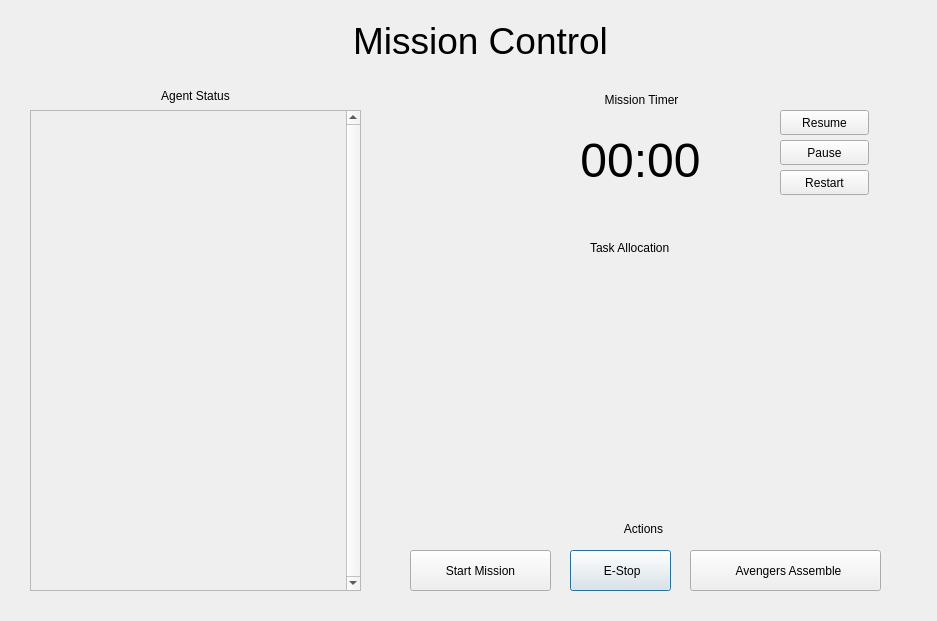
The window that src/robosar_gui.ui (MRSD-Team-RoboSAR/robosar_gui) describes before a commit, drawn with Qt 5.
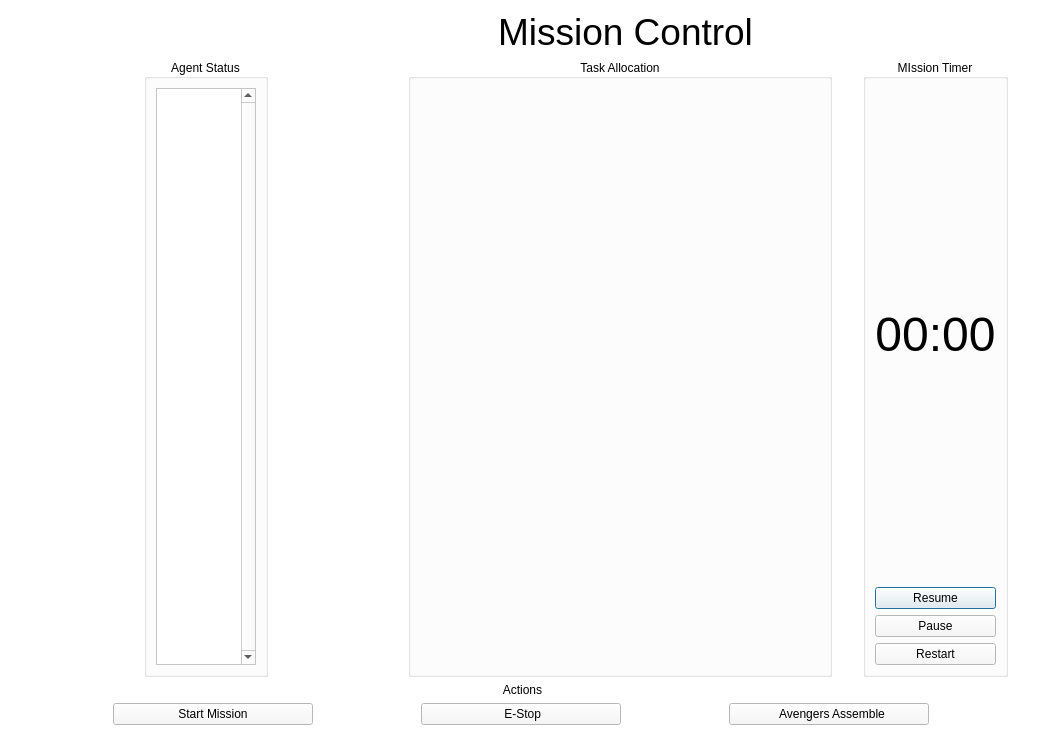
The same window after the commit. Icons and pictures are not drawn.

Commit message: change to layouts for window resizing

Diff of the .ui file:
```diff
--- a/src/robosar_gui.ui
+++ b/src/robosar_gui.ui
@@ -6,44 +6,148 @@
    <rect>
     <x>0</x>
     <y>0</y>
-    <width>937</width>
-    <height>621</height>
+    <width>1045</width>
+    <height>736</height>
    </rect>
   </property>
+  <property name="palette">
+   <palette>
+    <active>
+     <colorrole role="Button">
+      <brush brushstyle="SolidPattern">
+       <color alpha="255">
+        <red>247</red>
+        <green>247</green>
+        <blue>247</blue>
+       </color>
+      </brush>
+     </colorrole>
+     <colorrole role="Base">
+      <brush brushstyle="SolidPattern">
+       <color alpha="255">
+        <red>255</red>
+        <green>255</green>
+        <blue>255</blue>
+       </color>
+      </brush>
+     </colorrole>
+     <colorrole role="Window">
+      <brush brushstyle="SolidPattern">
+       <color alpha="255">
+        <red>255</red>
+        <green>255</green>
+        <blue>255</blue>
+       </color>
+      </brush>
+     </colorrole>
+    </active>
+    <inactive>
+     <colorrole role="Button">
+      <brush brushstyle="SolidPattern">
+       <color alpha="255">
+        <red>247</red>
+        <green>247</green>
+        <blue>247</blue>
+       </color>
+      </brush>
+     </colorrole>
+     <colorrole role="Base">
+      <brush brushstyle="SolidPattern">
+       <color alpha="255">
+        <red>255</red>
+        <green>255</green>
+        <blue>255</blue>
+       </color>
+      </brush>
+     </colorrole>
+     <colorrole role="Window">
+      <brush brushstyle="SolidPattern">
+       <color alpha="255">
+        <red>255</red>
+        <green>255</green>
+        <blue>255</blue>
+       </color>
+      </brush>
+     </colorrole>
+    </inactive>
+    <disabled>
+     <colorrole role="Button">
+      <brush brushstyle="SolidPattern">
+       <color alpha="255">
+        <red>247</red>
+        <green>247</green>
+        <blue>247</blue>
+       </color>
+      </brush>
+     </colorrole>
+     <colorrole role="Base">
+      <brush brushstyle="SolidPattern">
+       <color alpha="255">
+        <red>255</red>
+        <green>255</green>
+        <blue>255</blue>
+       </color>
+      </brush>
+     </colorrole>
+     <colorrole role="Window">
+      <brush brushstyle="SolidPattern">
+       <color alpha="255">
+        <red>255</red>
+        <green>255</green>
+        <blue>255</blue>
+       </color>
+      </brush>
+     </colorrole>
+    </disabled>
+   </palette>
+  </property>
   <property name="windowTitle">
    <string>Dialog</string>
   </property>
-  <widget class="QPushButton" name="e_stop_button">
-   <property name="geometry">
-    <rect>
-     <x>570</x>
-     <y>550</y>
-     <width>101</width>
-     <height>41</height>
-    </rect>
-   </property>
-   <property name="text">
-    <string> E-Stop</string>
-   </property>
-   <property name="icon">
-    <iconset>
-     <normaloff>../../../../Downloads/stop_sign_button.png</normaloff>../../../../Downloads/stop_sign_button.png</iconset>
-   </property>
-   <property name="iconSize">
+  <property name="layoutDirection">
+   <enum>Qt::LeftToRight</enum>
+  </property>
+  <layout class="QVBoxLayout" name="verticalLayout_4">
+   <item>
+    <layout class="QHBoxLayout" name="horizontalLayout" stretch="1,0">
+     <property name="sizeConstraint">
+      <enum>QLayout::SetMinimumSize</enum>
+     </property>
+     <item>
+      <widget class="QLabel" name="label_2">
+       <property name="sizePolicy">
+        <sizepolicy hsizetype="Fixed" vsizetype="Fixed">
+         <horstretch>0</horstretch>
+         <verstretch>0</verstretch>
+        </sizepolicy>
+       </property>
+       <property name="maximumSize">
     <size>
-     <width>25</width>
-     <height>25</height>
-    </size>
-   </property>
-  </widget>
+         <width>200</width>
+         <height>100</height>
+        </size>
+       </property>
+       <property name="text">
+        <string/>
+       </property>
+       <property name="pixmap">
+        <pixmap>../img/robosar_logo_big.png</pixmap>
+       </property>
+       <property name="scaledContents">
+        <bool>true</bool>
+       </property>
+       <property name="alignment">
+        <set>Qt::AlignCenter</set>
+       </property>
+      </widget>
+     </item>
+     <item>
   <widget class="QLabel" name="label">
-   <property name="geometry">
-    <rect>
-     <x>340</x>
-     <y>20</y>
-     <width>281</width>
-     <height>41</height>
-    </rect>
+       <property name="maximumSize">
+        <size>
+         <width>10000</width>
+         <height>50</height>
+        </size>
    </property>
    <property name="font">
     <font>
@@ -57,186 +161,155 @@
     <set>Qt::AlignCenter</set>
    </property>
   </widget>
-  <widget class="QLabel" name="label_2">
-   <property name="geometry">
-    <rect>
-     <x>10</x>
-     <y>-10</y>
-     <width>231</width>
-     <height>111</height>
-    </rect>
-   </property>
-   <property name="text">
-    <string/>
-   </property>
-   <property name="pixmap">
-    <pixmap>robosar_logo_big.png</pixmap>
-   </property>
-   <property name="scaledContents">
-    <bool>true</bool>
-   </property>
-  </widget>
-  <widget class="QLabel" name="label_3">
-   <property name="geometry">
-    <rect>
-     <x>140</x>
-     <y>80</y>
-     <width>111</width>
-     <height>31</height>
-    </rect>
-   </property>
-   <property name="text">
+     </item>
+    </layout>
+   </item>
+   <item>
+    <layout class="QHBoxLayout" name="horizontalLayout_2" stretch="2,2,1">
+     <property name="sizeConstraint">
+      <enum>QLayout::SetMinimumSize</enum>
+     </property>
+     <item>
+      <layout class="QVBoxLayout" name="verticalLayout_6">
+       <property name="spacing">
+        <number>5</number>
+       </property>
+       <property name="sizeConstraint">
+        <enum>QLayout::SetMinimumSize</enum>
+       </property>
+       <item alignment="Qt::AlignHCenter">
+        <widget class="QGroupBox" name="groupBox_2">
+         <property name="sizePolicy">
+          <sizepolicy hsizetype="Expanding" vsizetype="Expanding">
+           <horstretch>0</horstretch>
+           <verstretch>0</verstretch>
+          </sizepolicy>
+         </property>
+         <property name="maximumSize">
+          <size>
+           <width>16777213</width>
+           <height>16777215</height>
+          </size>
+         </property>
+         <property name="title">
     <string>Agent Status</string>
    </property>
    <property name="alignment">
     <set>Qt::AlignCenter</set>
    </property>
-  </widget>
+         <layout class="QVBoxLayout" name="verticalLayout_9">
+          <item>
   <widget class="QScrollArea" name="scrollArea">
-   <property name="geometry">
-    <rect>
-     <x>30</x>
-     <y>110</y>
-     <width>331</width>
-     <height>481</height>
-    </rect>
-   </property>
    <property name="sizePolicy">
-    <sizepolicy hsizetype="Expanding" vsizetype="Fixed">
+             <sizepolicy hsizetype="Expanding" vsizetype="Expanding">
      <horstretch>0</horstretch>
      <verstretch>0</verstretch>
     </sizepolicy>
    </property>
+            <property name="minimumSize">
+             <size>
+              <width>100</width>
+              <height>500</height>
+             </size>
+            </property>
+            <property name="maximumSize">
+             <size>
+              <width>400</width>
+              <height>10000</height>
+             </size>
+            </property>
    <property name="verticalScrollBarPolicy">
     <enum>Qt::ScrollBarAlwaysOn</enum>
    </property>
    <property name="widgetResizable">
     <bool>true</bool>
    </property>
+            <property name="alignment">
+             <set>Qt::AlignCenter</set>
+            </property>
    <widget class="QWidget" name="scrollAreaWidgetContents">
     <property name="geometry">
      <rect>
       <x>0</x>
       <y>0</y>
-      <width>315</width>
-      <height>479</height>
+               <width>84</width>
+               <height>498</height>
      </rect>
     </property>
     <layout class="QVBoxLayout" name="verticalLayout"/>
    </widget>
   </widget>
-  <widget class="QLabel" name="label_4">
-   <property name="geometry">
-    <rect>
-     <x>586</x>
-     <y>90</y>
-     <width>111</width>
-     <height>20</height>
-    </rect>
-   </property>
-   <property name="text">
-    <string>Mission Timer</string>
-   </property>
-   <property name="alignment">
-    <set>Qt::AlignCenter</set>
-   </property>
-  </widget>
-  <widget class="QLabel" name="label_5">
-   <property name="geometry">
-    <rect>
-     <x>590</x>
-     <y>240</y>
-     <width>111</width>
-     <height>16</height>
-    </rect>
-   </property>
-   <property name="text">
+          </item>
+         </layout>
+        </widget>
+       </item>
+      </layout>
+     </item>
+     <item>
+      <layout class="QVBoxLayout" name="verticalLayout_7" stretch="0">
+       <property name="sizeConstraint">
+        <enum>QLayout::SetMaximumSize</enum>
+       </property>
+       <item alignment="Qt::AlignHCenter">
+        <widget class="QGroupBox" name="groupBox">
+         <property name="title">
     <string>Task Allocation</string>
    </property>
-  </widget>
-  <widget class="QLabel" name="label_6">
-   <property name="geometry">
-    <rect>
-     <x>610</x>
-     <y>520</y>
-     <width>67</width>
-     <height>17</height>
-    </rect>
-   </property>
-   <property name="text">
-    <string>Actions</string>
-   </property>
    <property name="alignment">
     <set>Qt::AlignCenter</set>
    </property>
-  </widget>
-  <widget class="QPushButton" name="homing_button">
-   <property name="geometry">
-    <rect>
-     <x>690</x>
-     <y>550</y>
-     <width>191</width>
-     <height>41</height>
-    </rect>
-   </property>
-   <property name="text">
-    <string>  Avengers Assemble</string>
-   </property>
-   <property name="icon">
-    <iconset>
-     <normaloff>../../../../Downloads/avengers__endgame__2019__avengers_logo_png__by_mintmovi3_dd4bz30-fullview.png</normaloff>../../../../Downloads/avengers__endgame__2019__avengers_logo_png__by_mintmovi3_dd4bz30-fullview.png</iconset>
-   </property>
-   <property name="iconSize">
+         <layout class="QVBoxLayout" name="verticalLayout_8">
+          <item>
+           <widget class="QLabel" name="task_image">
+            <property name="sizePolicy">
+             <sizepolicy hsizetype="Maximum" vsizetype="Maximum">
+              <horstretch>0</horstretch>
+              <verstretch>0</verstretch>
+             </sizepolicy>
+            </property>
+            <property name="minimumSize">
     <size>
-     <width>25</width>
-     <height>25</height>
-    </size>
-   </property>
-  </widget>
-  <widget class="QPushButton" name="start_mission_button">
-   <property name="geometry">
-    <rect>
-     <x>410</x>
-     <y>550</y>
-     <width>141</width>
-     <height>41</height>
-    </rect>
-   </property>
-   <property name="text">
-    <string>Start Mission</string>
-   </property>
-   <property name="icon">
-    <iconset>
-     <normaloff>../../../../Downloads/k4-detail1.png</normaloff>../../../../Downloads/k4-detail1.png</iconset>
-   </property>
-   <property name="iconSize">
-    <size>
-     <width>25</width>
-     <height>25</height>
-    </size>
-   </property>
-  </widget>
-  <widget class="QLabel" name="label_7">
-   <property name="geometry">
-    <rect>
-     <x>420</x>
-     <y>270</y>
-     <width>441</width>
-     <height>231</height>
-    </rect>
+              <width>400</width>
+              <height>200</height>
+             </size>
    </property>
    <property name="text">
     <string/>
    </property>
-  </widget>
+            <property name="scaledContents">
+             <bool>false</bool>
+            </property>
+            <property name="alignment">
+             <set>Qt::AlignCenter</set>
+            </property>
+           </widget>
+          </item>
+         </layout>
+        </widget>
+       </item>
+      </layout>
+     </item>
+     <item>
+      <layout class="QVBoxLayout" name="verticalLayout_5" stretch="0">
+       <property name="sizeConstraint">
+        <enum>QLayout::SetMaximumSize</enum>
+       </property>
+       <item alignment="Qt::AlignHCenter">
+        <widget class="QGroupBox" name="groupBox_3">
+         <property name="title">
+          <string>MIssion Timer</string>
+         </property>
+         <property name="alignment">
+          <set>Qt::AlignCenter</set>
+         </property>
+         <layout class="QVBoxLayout" name="verticalLayout_3">
+          <item>
   <widget class="QLabel" name="mission_timer_label">
-   <property name="geometry">
-    <rect>
-     <x>490</x>
-     <y>120</y>
-     <width>301</width>
-     <height>81</height>
-    </rect>
+            <property name="maximumSize">
+             <size>
+              <width>300</width>
+              <height>1000</height>
+             </size>
    </property>
    <property name="font">
     <font>
@@ -250,45 +323,125 @@
     <set>Qt::AlignCenter</set>
    </property>
   </widget>
+          </item>
+          <item>
+           <widget class="QPushButton" name="start_timer_button">
+            <property name="text">
+             <string>Resume</string>
+            </property>
+           </widget>
+          </item>
+          <item>
   <widget class="QPushButton" name="stop_timer_button">
-   <property name="geometry">
-    <rect>
-     <x>780</x>
-     <y>140</y>
-     <width>89</width>
-     <height>25</height>
-    </rect>
-   </property>
    <property name="text">
     <string>Pause</string>
    </property>
   </widget>
+          </item>
+          <item>
   <widget class="QPushButton" name="restart_timer_button">
-   <property name="geometry">
-    <rect>
-     <x>780</x>
-     <y>170</y>
-     <width>89</width>
-     <height>25</height>
-    </rect>
-   </property>
    <property name="text">
     <string>Restart</string>
    </property>
   </widget>
-  <widget class="QPushButton" name="start_timer_button">
-   <property name="geometry">
-    <rect>
-     <x>780</x>
-     <y>110</y>
-     <width>89</width>
+          </item>
+         </layout>
+        </widget>
+       </item>
+      </layout>
+     </item>
+    </layout>
+   </item>
+   <item>
+    <widget class="QLabel" name="label_6">
+     <property name="maximumSize">
+      <size>
+       <width>16777215</width>
+       <height>50</height>
+      </size>
+     </property>
+     <property name="text">
+      <string>Actions</string>
+     </property>
+     <property name="alignment">
+      <set>Qt::AlignCenter</set>
+     </property>
+    </widget>
+   </item>
+   <item>
+    <layout class="QHBoxLayout" name="horizontalLayout_3">
+     <item>
+      <widget class="QPushButton" name="start_mission_button">
+       <property name="maximumSize">
+        <size>
+         <width>200</width>
+         <height>100</height>
+        </size>
+       </property>
+       <property name="text">
+        <string>Start Mission</string>
+       </property>
+       <property name="icon">
+        <iconset>
+         <normaloff>../img/k4-detail1.png</normaloff>../img/k4-detail1.png</iconset>
+       </property>
+       <property name="iconSize">
+        <size>
+         <width>25</width>
      <height>25</height>
-    </rect>
-   </property>
+        </size>
+       </property>
+      </widget>
+     </item>
+     <item>
+      <widget class="QPushButton" name="e_stop_button">
+       <property name="maximumSize">
+        <size>
+         <width>200</width>
+         <height>16777215</height>
+        </size>
+       </property>
    <property name="text">
-    <string>Resume</string>
-   </property>
-  </widget>
+        <string> E-Stop</string>
+       </property>
+       <property name="icon">
+        <iconset>
+         <normaloff>../img/stop_sign_button.png</normaloff>../img/stop_sign_button.png</iconset>
+       </property>
+       <property name="iconSize">
+        <size>
+         <width>25</width>
+         <height>25</height>
+        </size>
+       </property>
+      </widget>
+     </item>
+     <item>
+      <widget class="QPushButton" name="homing_button">
+       <property name="maximumSize">
+        <size>
+         <width>200</width>
+         <height>16777215</height>
+        </size>
+       </property>
+       <property name="text">
+        <string>  Avengers Assemble</string>
+       </property>
+       <property name="icon">
+        <iconset>
+         <normaloff>../img/avengers__endgame__2019__avengers_logo_png__by_mintmovi3_dd4bz30-fullview.png</normaloff>../img/avengers__endgame__2019__avengers_logo_png__by_mintmovi3_dd4bz30-fullview.png</iconset>
+       </property>
+       <property name="iconSize">
+        <size>
+         <width>25</width>
+         <height>25</height>
+        </size>
+       </property>
+      </widget>
+     </item>
+    </layout>
+   </item>
+  </layout>
  </widget>
  <resources/>
  <connections/>
```
Lines whose indentation alone changed are shown as unchanged. The commit also changes 7 other files.
